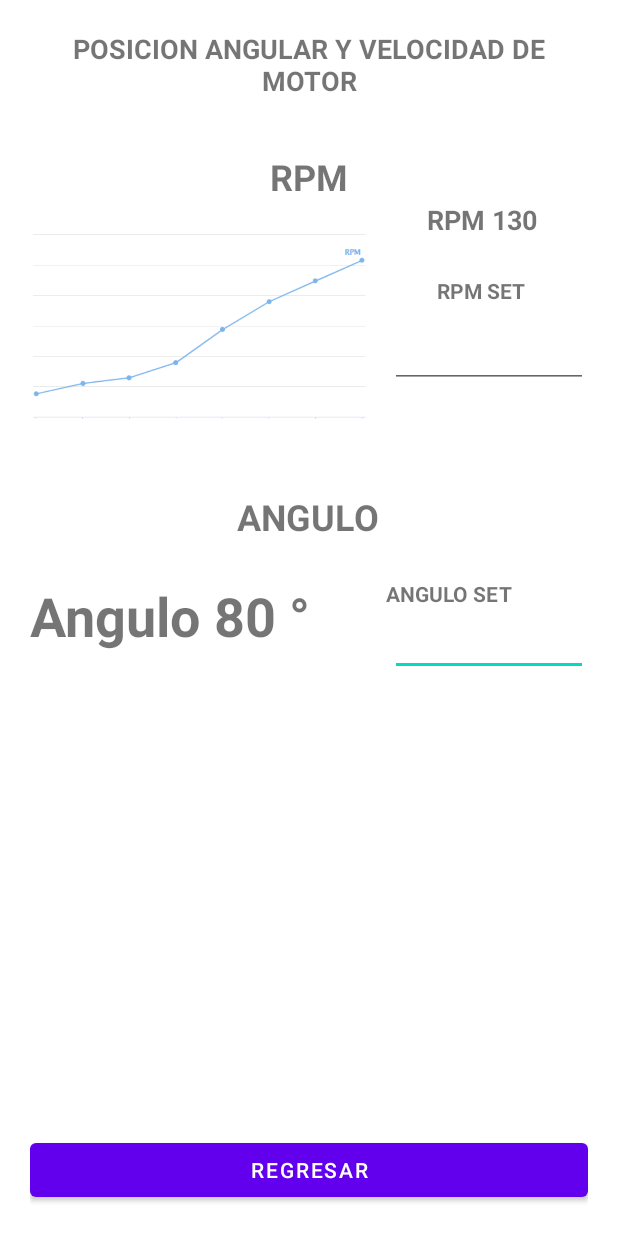
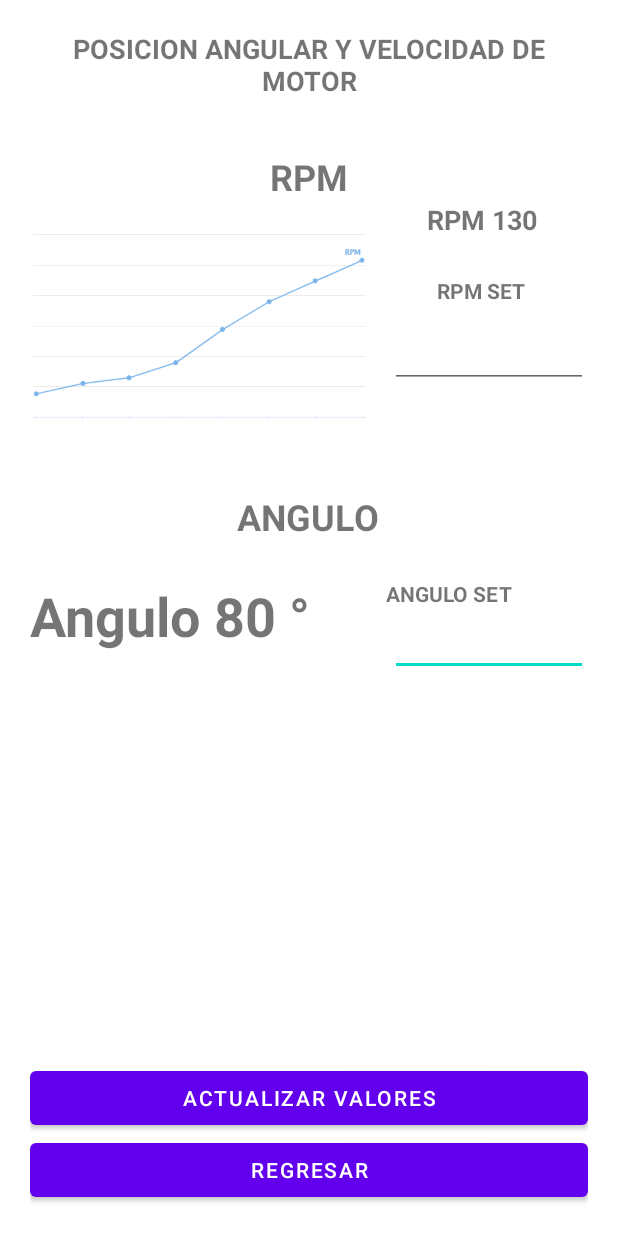
Before and after one commit to caloloc2/app_domotica, an Android app: the layout activity_uno.xml on its own in the app's theme, with its tools: preview values and no code run, on a phone screen of 412 x 824 dp. Run offline under Robolectric (Android 15) with nearby library versions, the phone set to English and light mode, and no system bars.

Commit message:
Actualizacion

```diff
--- a/app/build.gradle
+++ b/app/build.gradle
@@ -36,4 +36,9 @@ dependencies {
     testImplementation 'junit:junit:4.+'
     androidTestImplementation 'androidx.test.ext:junit:1.1.2'
     androidTestImplementation 'androidx.test.espresso:espresso-core:3.3.0'
+
+    implementation platform('com.google.firebase:firebase-bom:28.3.0')
+    implementation 'com.google.firebase:firebase-database:20.0.1'
 }
+
+apply plugin: 'com.google.gms.google-services'
--- a/app/src/main/AndroidManifest.xml
+++ b/app/src/main/AndroidManifest.xml
@@ -1,6 +1,8 @@
 <?xml version="1.0" encoding="utf-8"?>
 <manifest xmlns:android="http://schemas.android.com/apk/res/android"
     package="com.nibemi.domotica">
+
+    <uses-permission android:name="android.permission.INTERNET"/>
 
     <application
         android:allowBackup="true"
--- a/app/src/main/res/layout/activity_uno.xml
+++ b/app/src/main/res/layout/activity_uno.xml
@@ -8,7 +8,7 @@
     tools:context=".UnoActivity">
 
     <TextView
-        android:id="@+id/textView7"
+        android:id="@+id/AnguloAct"
         android:layout_width="wrap_content"
         android:layout_height="wrap_content"
         android:layout_marginTop="25dp"
@@ -19,7 +19,7 @@
         app:layout_constraintTop_toBottomOf="@+id/textView5" />
 
     <EditText
-        android:id="@+id/editTextNumber2"
+        android:id="@+id/AnguloSet"
         android:layout_width="0dp"
         android:layout_height="wrap_content"
         android:layout_marginStart="10dp"
@@ -90,7 +90,7 @@
         app:srcCompat="@drawable/linea" />
 
     <TextView
-        android:id="@+id/textView3"
+        android:id="@+id/RpmActual"
         android:layout_width="wrap_content"
         android:layout_height="wrap_content"
         android:text="RPM 130"
@@ -109,10 +109,10 @@
         android:textStyle="bold"
         app:layout_constraintEnd_toEndOf="parent"
         app:layout_constraintStart_toEndOf="@+id/imageView3"
-        app:layout_constraintTop_toBottomOf="@+id/textView3" />
+        app:layout_constraintTop_toBottomOf="@+id/RpmActual" />
 
     <EditText
-        android:id="@+id/editTextNumber"
+        android:id="@+id/RpmSet"
         android:layout_width="0dp"
         android:layout_height="wrap_content"
         android:layout_marginStart="10dp"
@@ -132,4 +132,13 @@
         app:layout_constraintBottom_toBottomOf="parent"
         app:layout_constraintEnd_toEndOf="parent"
         app:layout_constraintStart_toStartOf="parent" />
+
+    <Button
+        android:id="@+id/btn_actualizar"
+        android:layout_width="0dp"
+        android:layout_height="wrap_content"
+        android:text="ACTUALIZAR VALORES"
+        app:layout_constraintBottom_toTopOf="@+id/btn_regresar_uno"
+        app:layout_constraintEnd_toEndOf="parent"
+        app:layout_constraintStart_toStartOf="parent" />
 </androidx.constraintlayout.widget.ConstraintLayout>
--- a/build.gradle
+++ b/build.gradle
@@ -6,6 +6,7 @@ buildscript {
     }
     dependencies {
         classpath "com.android.tools.build:gradle:4.1.3"
+        classpath 'com.google.gms:google-services:4.3.8'
 
         // NOTE: Do not place your application dependencies here; they belong
         // in the individual module build.gradle files
```
Also changed, not shown: app/src/main/java/com/nibemi/domotica/UnoActivity.java (+69 -1 lines), 5 other files.
